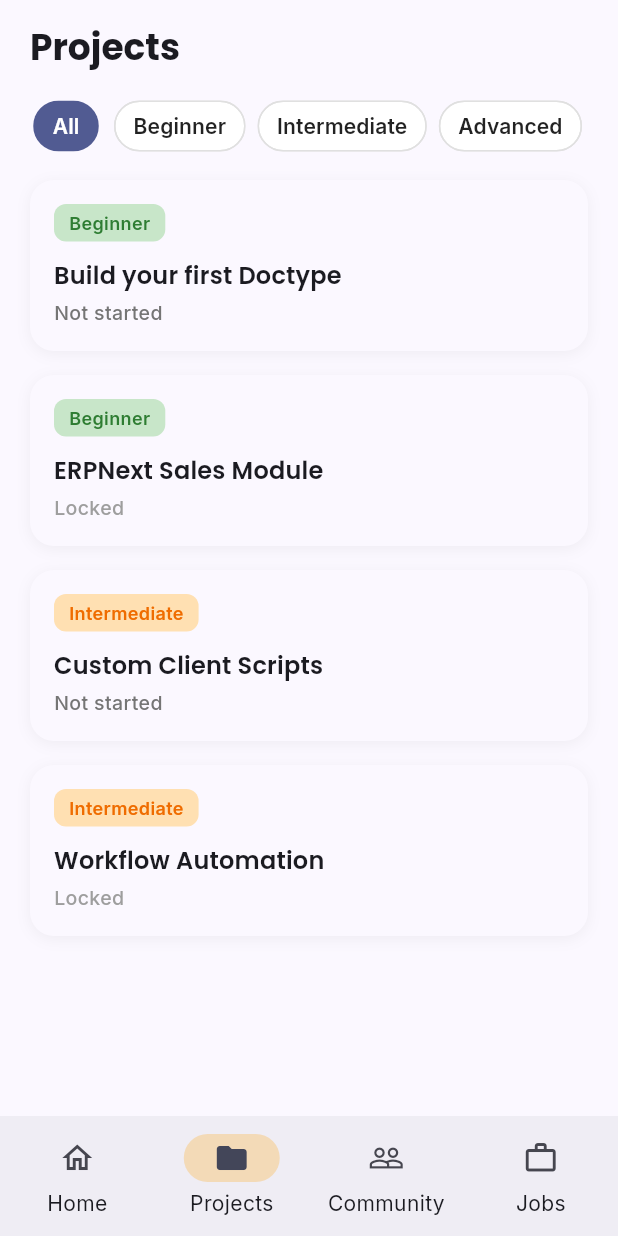
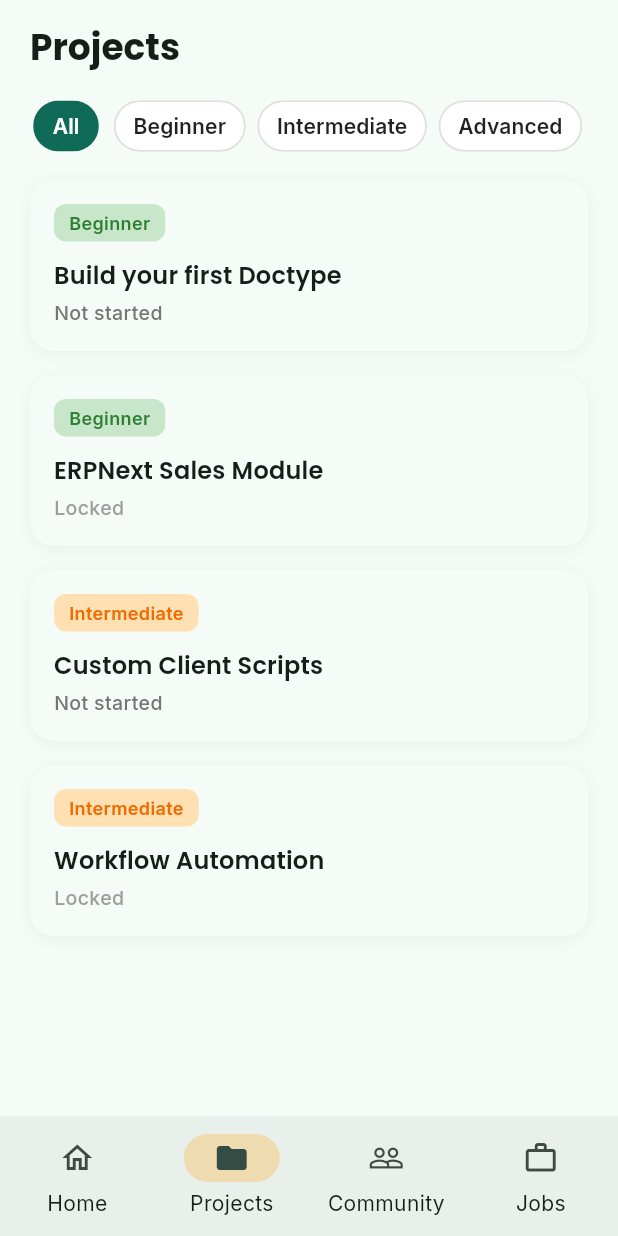
Before and after one commit to MEDATTA0/mobile_dev_summative, a Flutter app: the screen it shows after launch, item 2 of the bottom bar chosen, on a phone screen of 412 x 824 dp. Run offline on Flutter 3.47's test engine with Material 3 defaults, Android fonts, the phone set to English and light mode, and no system bars; our stand-ins replace cloud_firestore, firebase_auth, firebase_core, flutter_riverpod, google_fonts; accounts and stored records are empty; generated files the repository leaves out were written again.

Commit message:
style(theme): switch primary accent to teal-green
Matches the Figma's accent color (selected filter chip, active nav
item). This is a shared theme file used by every feature, so flag it
to the rest of the team before merging.

```diff
--- a/lib/core/theme/app_colors.dart
+++ b/lib/core/theme/app_colors.dart
@@ -1,6 +1,6 @@
 import 'package:flutter/material.dart';
 
 class AppColors {
-  static const primary = Color(0xFF3F51B5);
+  static const primary = Color(0xFF1E6F5C);
   static const secondary = Color(0xFFFFA000);
 }
```
